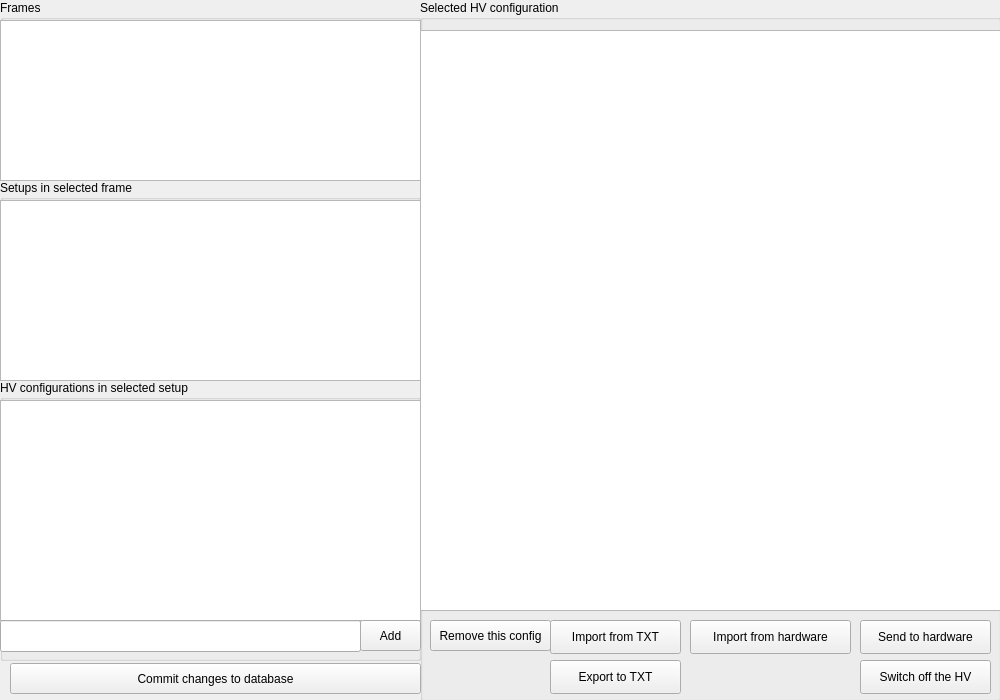
Before: the Qt Designer form mainwindow.ui in JPETTomography/JPet-HV-GUI-tool, drawn with Qt 5.
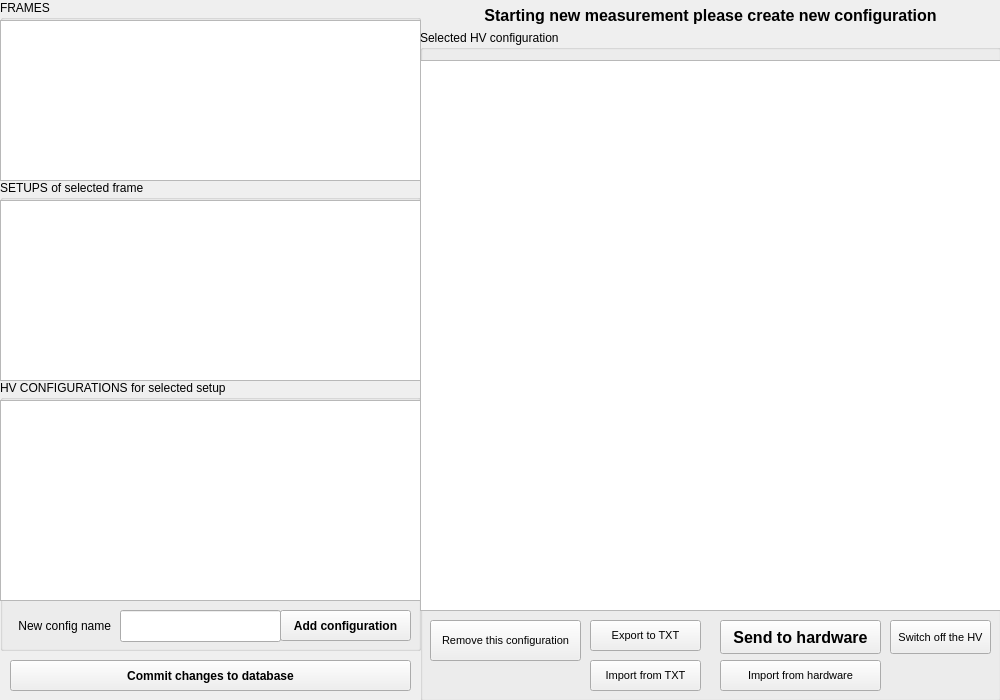
After: the same form once the commit is applied.

```diff
--- a/mainwindow.ui
+++ b/mainwindow.ui
@@ -38,11 +38,11 @@
       <x>0</x>
       <y>380</y>
       <width>421</width>
-      <height>281</height>
+      <height>271</height>
      </rect>
     </property>
     <property name="title">
-     <string>HV configurations in selected setup</string>
+     <string>HV CONFIGURATIONS for selected setup</string>
     </property>
     <widget class="QTableView" name="configs">
      <property name="geometry">
@@ -50,7 +50,7 @@
        <x>0</x>
        <y>20</y>
        <width>421</width>
-       <height>221</height>
+       <height>201</height>
       </rect>
      </property>
      <property name="alternatingRowColors">
@@ -60,26 +60,48 @@
     <widget class="QPushButton" name="pushButton_4">
      <property name="geometry">
       <rect>
-       <x>360</x>
-       <y>240</y>
-       <width>61</width>
+       <x>280</x>
+       <y>230</y>
+       <width>131</width>
        <height>31</height>
       </rect>
      </property>
+     <property name="font">
+      <font>
+       <weight>75</weight>
+       <bold>true</bold>
+      </font>
+     </property>
      <property name="text">
-      <string>Add</string>
+      <string>Add configuration</string>
      </property>
     </widget>
     <widget class="QLineEdit" name="new_config_name">
      <property name="geometry">
       <rect>
-       <x>0</x>
-       <y>240</y>
-       <width>361</width>
+       <x>120</x>
+       <y>230</y>
+       <width>161</width>
        <height>32</height>
       </rect>
      </property>
     </widget>
+    <widget class="QLabel" name="label_2">
+     <property name="geometry">
+      <rect>
+       <x>-10</x>
+       <y>230</y>
+       <width>121</width>
+       <height>31</height>
+      </rect>
+     </property>
+     <property name="text">
+      <string>New config name</string>
+     </property>
+     <property name="alignment">
+      <set>Qt::AlignRight|Qt::AlignTrailing|Qt::AlignVCenter</set>
+     </property>
+    </widget>
    </widget>
    <widget class="QGroupBox" name="groupBox_2">
     <property name="geometry">
@@ -91,7 +113,7 @@
      </rect>
     </property>
     <property name="title">
-     <string>Frames</string>
+     <string>FRAMES</string>
     </property>
     <widget class="QTableView" name="frames">
      <property name="geometry">
@@ -117,7 +139,7 @@
      </rect>
     </property>
     <property name="title">
-     <string>Setups in selected frame</string>
+     <string>SETUPS of selected frame</string>
     </property>
     <widget class="QTableView" name="Setups">
      <property name="geometry">
@@ -137,9 +159,9 @@
     <property name="geometry">
      <rect>
       <x>420</x>
-      <y>0</y>
+      <y>30</y>
       <width>581</width>
-      <height>701</height>
+      <height>671</height>
      </rect>
     </property>
     <property name="title">
@@ -151,7 +173,7 @@
        <x>0</x>
        <y>30</y>
        <width>581</width>
-       <height>581</height>
+       <height>551</height>
       </rect>
      </property>
      <property name="alternatingRowColors">
@@ -162,24 +184,34 @@
      <property name="geometry">
       <rect>
        <x>10</x>
-       <y>620</y>
-       <width>121</width>
-       <height>31</height>
+       <y>590</y>
+       <width>151</width>
+       <height>41</height>
       </rect>
      </property>
+     <property name="font">
+      <font>
+       <pointsize>8</pointsize>
+      </font>
+     </property>
      <property name="text">
-      <string>Remove this config</string>
+      <string>Remove this configuration</string>
      </property>
     </widget>
     <widget class="QPushButton" name="pushButton_2">
      <property name="geometry">
       <rect>
-       <x>130</x>
-       <y>660</y>
-       <width>131</width>
-       <height>34</height>
+       <x>170</x>
+       <y>590</y>
+       <width>111</width>
+       <height>31</height>
       </rect>
      </property>
+     <property name="font">
+      <font>
+       <pointsize>8</pointsize>
+      </font>
+     </property>
      <property name="text">
       <string>Export to TXT</string>
      </property>
@@ -187,12 +219,17 @@
     <widget class="QPushButton" name="pushButton_3">
      <property name="geometry">
       <rect>
-       <x>130</x>
-       <y>620</y>
-       <width>131</width>
-       <height>34</height>
+       <x>170</x>
+       <y>630</y>
+       <width>111</width>
+       <height>31</height>
       </rect>
      </property>
+     <property name="font">
+      <font>
+       <pointsize>8</pointsize>
+      </font>
+     </property>
      <property name="text">
       <string>Import from TXT</string>
      </property>
@@ -200,12 +237,19 @@
     <widget class="QPushButton" name="pushButton_6">
      <property name="geometry">
       <rect>
-       <x>440</x>
-       <y>620</y>
-       <width>131</width>
+       <x>300</x>
+       <y>590</y>
+       <width>161</width>
        <height>34</height>
       </rect>
      </property>
+     <property name="font">
+      <font>
+       <pointsize>12</pointsize>
+       <weight>75</weight>
+       <bold>true</bold>
+      </font>
+     </property>
      <property name="text">
       <string>Send to hardware</string>
      </property>
@@ -213,12 +257,17 @@
     <widget class="QPushButton" name="pushButton_7">
      <property name="geometry">
       <rect>
-       <x>440</x>
-       <y>660</y>
-       <width>131</width>
+       <x>470</x>
+       <y>590</y>
+       <width>101</width>
        <height>34</height>
       </rect>
      </property>
+     <property name="font">
+      <font>
+       <pointsize>8</pointsize>
+      </font>
+     </property>
      <property name="text">
       <string>Switch off the HV</string>
      </property>
@@ -226,12 +275,17 @@
     <widget class="QPushButton" name="pushButton_8">
      <property name="geometry">
       <rect>
-       <x>270</x>
-       <y>620</y>
+       <x>300</x>
+       <y>630</y>
        <width>161</width>
-       <height>34</height>
+       <height>31</height>
       </rect>
      </property>
+     <property name="font">
+      <font>
+       <pointsize>8</pointsize>
+      </font>
+     </property>
      <property name="text">
       <string>Import from hardware</string>
      </property>
@@ -241,15 +295,44 @@
     <property name="geometry">
      <rect>
       <x>10</x>
-      <y>663</y>
-      <width>411</width>
+      <y>660</y>
+      <width>401</width>
       <height>31</height>
      </rect>
     </property>
+    <property name="font">
+     <font>
+      <weight>75</weight>
+      <bold>true</bold>
+     </font>
+    </property>
     <property name="text">
      <string>Commit changes to database</string>
     </property>
    </widget>
+   <widget class="QLabel" name="label">
+    <property name="geometry">
+     <rect>
+      <x>420</x>
+      <y>0</y>
+      <width>581</width>
+      <height>31</height>
+     </rect>
+    </property>
+    <property name="font">
+     <font>
+      <pointsize>12</pointsize>
+      <weight>75</weight>
+      <bold>true</bold>
+     </font>
+    </property>
+    <property name="text">
+     <string>Starting new measurement please create new configuration</string>
+    </property>
+    <property name="alignment">
+     <set>Qt::AlignCenter</set>
+    </property>
+   </widget>
   </widget>
  </widget>
  <layoutdefault spacing="6" margin="11"/>
```
Left out of the diff: 2 changed lines with no effect on the pictures.
